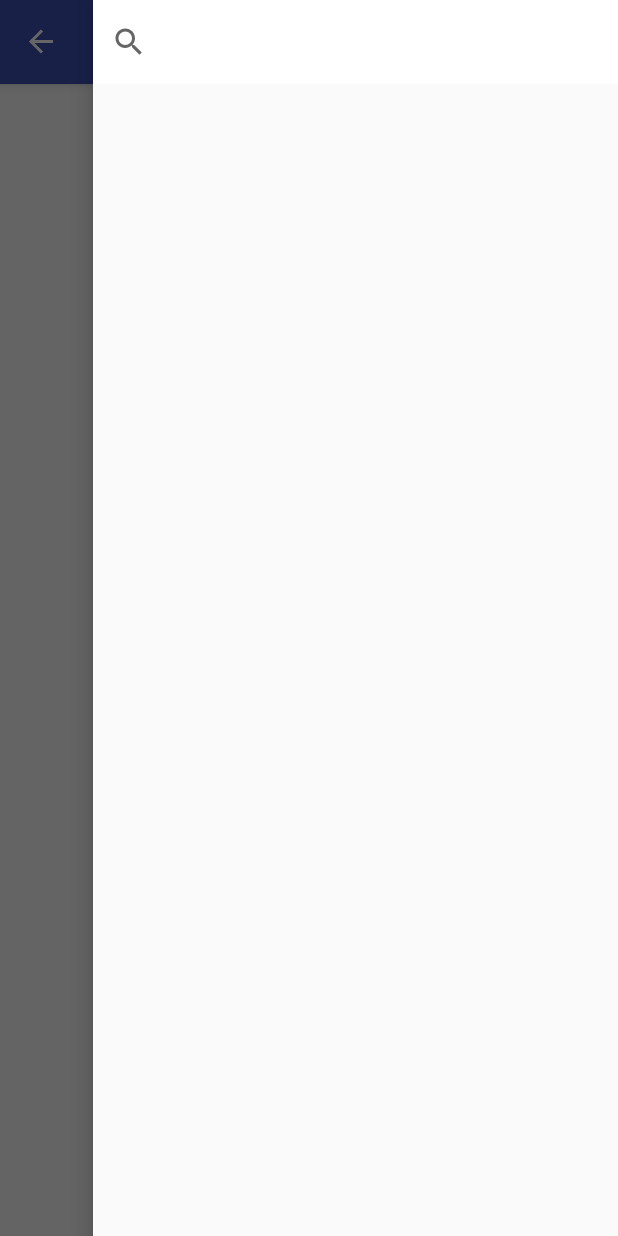
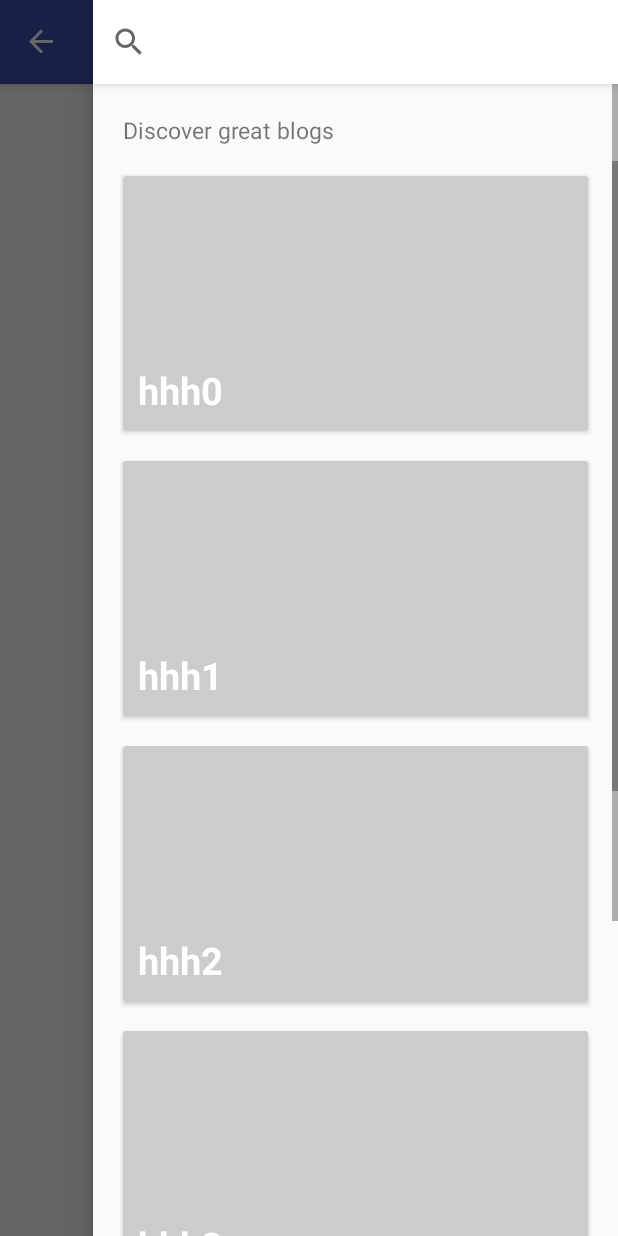
Before and after one commit to Abitalo/RSS-Aggregator, an Android app: the screen it shows after launch (MainActivity), after a tap on "ADD CONTENT", on a phone screen of 412 x 824 dp. Run offline under Robolectric (Android 15) with nearby library versions, the phone set to English and light mode, and no system bars; libraries missing offline, so code that uses them is left out: cn.bmob.v3; 2 statements that could not run were skipped; 1 other tap on this screen came first.

Commit message:
增加了右边的界面，后台逻辑还需要添加

```diff
--- a/app/src/main/java/com/abitalo/www/rss_aggregator/MainActivity.java
+++ b/app/src/main/java/com/abitalo/www/rss_aggregator/MainActivity.java
@@ -12,10 +12,10 @@ import android.view.Menu;
 import android.view.MenuItem;
 
 import com.abitalo.www.rss_aggregator.constants.Conf;
+import com.abitalo.www.rss_aggregator.view.NavDiscoveryView;
 import com.abitalo.www.rss_aggregator.view.WelcomeNav;
 
 import cn.bmob.v3.Bmob;
-
 
 public class MainActivity extends AppCompatActivity {
     //用于作为参数传给子线程，子线程使用该handler异步更新主线程UI或向主线程传送消息
@@ -51,6 +51,7 @@ public class MainActivity extends AppCompatActivity {
         toggle.syncState();
 
         fragmentManager.beginTransaction().add(R.id.nav_account, new WelcomeNav(), "account_nav").commit();
+        fragmentManager.beginTransaction().add(R.id.discovery_nav_view, new NavDiscoveryView(), "discovery_view").commit();
     }
 
     @Override
@@ -65,24 +66,18 @@ public class MainActivity extends AppCompatActivity {
 
     @Override
     public boolean onCreateOptionsMenu(Menu menu) {
-        // Inflate the menu; this adds items to the action bar if it is present.
         getMenuInflater().inflate(R.menu.dragger_main_menu, menu);
         return true;
     }
 
     @Override
     public boolean onOptionsItemSelected(MenuItem item) {
-        // Handle action bar item clicks here. The action bar will
-        // automatically handle clicks on the Home/Up button, so long
-        // as you specify a parent activity in AndroidManifest.xml.
         int id = item.getItemId();
 
-        //noinspection SimplifiableIfStatement
         if (id == R.id.action_settings) {
             return true;
         }
 
         return super.onOptionsItemSelected(item);
     }
-
 }
--- /dev/null
+++ b/app/src/main/java/com/abitalo/www/rss_aggregator/adapter/FacetAdapter.java
@@ -0,0 +1,81 @@
+package com.abitalo.www.rss_aggregator.adapter;
+
+import android.content.Context;
+import android.support.v4.app.FragmentManager;
+import android.support.v7.widget.RecyclerView;
+import android.util.Log;
+import android.view.LayoutInflater;
+import android.view.View;
+import android.view.ViewGroup;
+import android.widget.ImageView;
+import android.widget.TextView;
+
+import com.abitalo.www.rss_aggregator.R;
+import com.abitalo.www.rss_aggregator.model.Facet;
+
+import java.util.List;
+
+/**
+ * Created by sangzhenya on 2016/5/10.
+ * recycler适配器
+ */
+public class FacetAdapter extends RecyclerView.Adapter<FacetAdapter.ViewHolder> {
+    private Context context;
+    private List<Facet> facets;
+    private int line;
+
+    public FacetAdapter(Context context, List<Facet> facets,int line) {
+        this.context = context;
+        this.facets = facets;
+        this.line = line;
+    }
+
+    @Override
+    public ViewHolder onCreateViewHolder(ViewGroup parent, int viewType) {
+        View view = null;
+        if (line == 1){
+            view = LayoutInflater.from(parent.getContext()).inflate(R.layout.big_facet_card, parent, false);
+        }else if (line == 3){
+            view = LayoutInflater.from(parent.getContext()).inflate(R.layout.small_facet_card, parent, false);
+        }
+        final ViewHolder viewHolder = new ViewHolder(view);
+        view.setOnClickListener(new View.OnClickListener() {
+            @Override
+            public void onClick(View v) {
+                int position = viewHolder.getPosition();
+                showResource(position);
+            }
+        });
+        return viewHolder;
+    }
+
+    private void showResource(int position) {
+        //// TODO:跳转到具体源的页面 2016/5/10
+        Log.i("Discovery",facets.get(position).getFacetName());
+    }
+
+    @Override
+    public void onBindViewHolder(ViewHolder holder, int position) {
+        holder.tvFacetName.setText(facets.get(position).getFacetName());
+        //// TODO:需要添加图片的加载解析 2016/5/10
+    }
+
+    @Override
+    public int getItemCount() {
+        return facets.size();
+    }
+
+
+    public static class ViewHolder extends RecyclerView.ViewHolder{
+        public TextView tvFacetName;
+        public ImageView ivFacetImage;
+
+        public ViewHolder(View itemView) {
+            super(itemView);
+
+            tvFacetName = (TextView) itemView.findViewById(R.id.big_facet_card_title);
+//            ivFacetImage = (ImageView) itemView.findViewById(R.id.big_facet_card_image);
+
+        }
+    }
+}
--- /dev/null
+++ b/app/src/main/java/com/abitalo/www/rss_aggregator/model/Facet.java
@@ -0,0 +1,41 @@
+package com.abitalo.www.rss_aggregator.model;
+
+import cn.bmob.v3.BmobObject;
+
+/**
+ * Created by sangzhenya on 2016/5/9.
+ * 实体类
+ */
+public class Facet extends BmobObject {
+    private int id;
+    private String facetName;
+    private String backgroundUrl;
+
+    public Facet() {
+        this.setTableName("facet");
+    }
+
+    public int getId() {
+        return id;
+    }
+
+    public void setId(int id) {
+        this.id = id;
+    }
+
+    public String getFacetName() {
+        return facetName;
+    }
+
+    public void setFacetName(String facetName) {
+        this.facetName = facetName;
+    }
+
+    public String getBackgroundUrl() {
+        return backgroundUrl;
+    }
+
+    public void setBackgroundUrl(String backgroundUrl) {
+        this.backgroundUrl = backgroundUrl;
+    }
+}
--- a/app/src/main/java/com/abitalo/www/rss_aggregator/view/MainContentDemo.java
+++ b/app/src/main/java/com/abitalo/www/rss_aggregator/view/MainContentDemoView.java
@@ -13,7 +13,7 @@ import com.abitalo.www.rss_aggregator.R;
  * Created by sangzhenya on 2016/5/9.
  * 临时展示登录之后内容的界面
  */
-public class MainContentDemo extends Fragment {
+public class MainContentDemoView extends Fragment {
     @Nullable
     @Override
     public View onCreateView(LayoutInflater inflater, @Nullable ViewGroup container, @Nullable Bundle savedInstanceState) {
--- /dev/null
+++ b/app/src/main/java/com/abitalo/www/rss_aggregator/view/NavDiscoveryView.java
@@ -0,0 +1,113 @@
+package com.abitalo.www.rss_aggregator.view;
+
+import android.os.Bundle;
+import android.support.annotation.Nullable;
+import android.support.design.widget.Snackbar;
+import android.support.v4.app.Fragment;
+import android.support.v7.widget.GridLayoutManager;
+import android.support.v7.widget.LinearLayoutManager;
+import android.support.v7.widget.RecyclerView;
+import android.util.Log;
+import android.view.LayoutInflater;
+import android.view.View;
+import android.view.ViewGroup;
+import android.widget.Toast;
+
+import com.abitalo.www.rss_aggregator.R;
+import com.abitalo.www.rss_aggregator.adapter.FacetAdapter;
+import com.abitalo.www.rss_aggregator.model.Facet;
+
+import org.json.JSONArray;
+import org.json.JSONException;
+import org.json.JSONObject;
+
+import java.util.ArrayList;
+import java.util.List;
+
+import cn.bmob.v3.BmobQuery;
+import cn.bmob.v3.listener.FindCallback;
+
+/**
+ * Created by sangzhenya on 2016/5/10.
+ * 添加内容界面
+ */
+public class NavDiscoveryView extends Fragment {
+    View view = null;
+
+    @Nullable
+    @Override
+    public View onCreateView(LayoutInflater inflater, @Nullable ViewGroup container, @Nullable Bundle savedInstanceState) {
+        view = inflater.inflate(R.layout.nav_discovery, container, false);
+        initView();
+        return view;
+    }
+
+    private void initView() {
+        RecyclerView recyclerView = (RecyclerView) view.findViewById(R.id.discovery_recycler_card_view);
+        RecyclerView recyclerViewSmall = (RecyclerView) view.findViewById(R.id.discovery_recycler_card_view_small);
+
+        recyclerView.setLayoutManager(new LinearLayoutManager(getContext()));
+        recyclerViewSmall.setLayoutManager(new GridLayoutManager(getContext(), 3));
+
+//        List<Facet> facets = getFacets();
+        Log.i("NavDiscovery", "-----------------------------------------");
+        List<Facet> facets = new ArrayList<>();
+        List<Facet> facetsSmall = new ArrayList<>();
+        for (int i = 0; i < 9; i++){
+            Facet facet = new Facet();
+            facet.setFacetName("hhh"+i);
+            if (i < 6){
+                facets.add(facet);
+            }
+            facetsSmall.add(facet);
+        }
+        FacetAdapter facetListAdapter = new FacetAdapter(getContext(), facets, 1);
+        FacetAdapter facetListAdapterSmall = new FacetAdapter(getContext(), facetsSmall, 3);
+        recyclerView.setAdapter(facetListAdapter);
+        recyclerViewSmall.setAdapter(facetListAdapterSmall);
+
+    }
+
+    public JSONArray getJSONFacets() {
+        JSONArray jsonArray;
+        BmobQuery query = new BmobQuery("facet");
+        query.findObjects(getContext(), new FindCallback() {
+            @Override
+            public void onSuccess(JSONArray arg0) {
+//                jsonArray = arg0;
+            }
+
+
+            @Override
+            public void onFailure(int arg0, String arg1) {
+                showToast("查询失败:" + arg1);
+            }
+        });
+        return null;
+    }
+
+    private void showToast(String msg) {
+        Toast.makeText(getContext(), msg, Toast.LENGTH_SHORT).show();
+    }
+
+    /*public List<Facet> getFacets() {
+        getJSONFacets();
+        List<Facet> facets = new ArrayList<>();
+        for (int i = 0; i < 6; i++) {
+            try {
+                Facet facet = new Facet();
+                JSONObject jsonObject = (JSONObject) jsonArray.get(i);
+                facet.setId(Integer.parseInt(jsonObject.get("id").toString()));
+                facet.setFacetName(jsonObject.get("facetName").toString());
+//                        facet.setBackgroundUrl(jsonObject.get("facetImage").toString());
+
+                facets.add(facet);
+            } catch (JSONException e) {
+                e.printStackTrace();
+            }
+        }
+
+        Log.i("NavDiscovery", facets.size() + ":::0");
+        return facets;
+    }*/
+}
--- a/app/src/main/java/com/abitalo/www/rss_aggregator/view/SignInView.java
+++ b/app/src/main/java/com/abitalo/www/rss_aggregator/view/SignInView.java
@@ -94,7 +94,7 @@ public class SignInView extends Fragment implements View.OnClickListener, IAccou
         drawer.openDrawer(getActivity().findViewById(R.id.nav_account));
 
         FragmentManager fragmentManager = getFragmentManager();
-        fragmentManager.beginTransaction().replace(R.id.fragment_content, new MainContentDemo(), "Main content").commit();
+        fragmentManager.beginTransaction().replace(R.id.fragment_content, new MainContentDemoView(), "Main content").commit();
     }
 
     private void login() {
--- a/app/src/main/java/com/abitalo/www/rss_aggregator/view/SignUpView.java
+++ b/app/src/main/java/com/abitalo/www/rss_aggregator/view/SignUpView.java
@@ -40,6 +40,7 @@ public class SignUpView extends Fragment implements View.OnClickListener, IAccou
     @Override
     public View onCreateView(LayoutInflater inflater, @Nullable ViewGroup container, @Nullable Bundle savedInstanceState) {
         view = inflater.inflate(R.layout.sign_up_main, container, false);
+        //// TODO:需要更改UI界面，左边添加图标，下面添加手机。添加邮箱验证 2016/5/9
         initView();
         return view;
     }
@@ -117,6 +118,6 @@ public class SignUpView extends Fragment implements View.OnClickListener, IAccou
         drawer.openDrawer(getActivity().findViewById(R.id.nav_account));
 
         FragmentManager fragmentManager = getFragmentManager();
-        fragmentManager.beginTransaction().replace(R.id.fragment_content, new MainContentDemo(), "Main content").commit();
+        fragmentManager.beginTransaction().replace(R.id.fragment_content, new MainContentDemoView(), "Main content").commit();
     }
 }
--- a/app/src/main/java/com/abitalo/www/rss_aggregator/view/WelcomeNav.java
+++ b/app/src/main/java/com/abitalo/www/rss_aggregator/view/WelcomeNav.java
@@ -65,38 +65,4 @@ public class WelcomeNav extends Fragment implements View.OnClickListener {
         fragmentManager.beginTransaction().replace(R.id.fragment_content, new SignInView(), "sign_in").commit();
         drawer.closeDrawer(getActivity().findViewById(R.id.nav_account));
     }
-    /*private void showMenu(){//将来需要使用从云端获得的用户数据作为参数，然后使用adapter根据用户数据填充菜单。。
-        NavigationView navigationView=(NavigationView)getActivity().findViewById(R.id.nav_account);
-        navigationView.addView(new AccountNavigationView(getActivity()));
-        onDestroy();
-    }
-    @Override
-    public String getUserName() {
-        return username.getText().toString();
-    }
-
-    @Override
-    public String getPassword() {
-        return MD5Encrypt.parse(password.getText().toString());
-    }
-
-    @Override
-    public boolean onFailure(String msg) {
-        //getActivity().findViewById(R.id.content_coordinator
-        //用上面的可以滑掉，但不会显示在最上层
-        Snackbar.make(view,msg,Snackbar.LENGTH_SHORT).show();
-        return false;
-    }
-
-    @Override
-    public boolean onSuccess() {
-        showMenu();
-        Snackbar.make(view,"Success!",Snackbar.LENGTH_SHORT).show();
-        return false;
-    }
-
-    @Override
-    public Context getContext() {
-        return super.getContext();
-    }*/
 }
--- a/app/src/main/res/layout/activity_main.xml
+++ b/app/src/main/res/layout/activity_main.xml
@@ -41,7 +41,7 @@
         android:layout_height="match_parent"
         android:layout_gravity="end"
         android:fitsSystemWindows="false">
-        <include layout="@layout/nav_discovery"></include>
+        <!--<include layout="@layout/nav_discovery"></include>-->
     </android.support.design.widget.NavigationView>
 
 </android.support.v4.widget.DrawerLayout>
--- /dev/null
+++ b/app/src/main/res/layout/big_facet_card.xml
@@ -0,0 +1,39 @@
+<?xml version="1.0" encoding="utf-8"?>
+
+<android.support.v7.widget.CardView xmlns:android="http://schemas.android.com/apk/res/android"
+    xmlns:card_view="http://schemas.android.com/apk/res-auto"
+    android:id="@+id/card_view"
+    android:layout_width="match_parent"
+    android:layout_height="170dp"
+    android:layout_gravity="center"
+    android:layout_marginRight="20dp"
+    android:layout_marginLeft="20dp"
+    android:layout_marginTop="10dp"
+    android:layout_marginBottom="10dp"
+    android:foreground="?android:attr/selectableItemBackground"
+    card_view:cardCornerRadius="2dp"
+    card_view:cardElevation="2dp">
+
+    <RelativeLayout
+        android:layout_width="match_parent"
+        android:layout_height="match_parent">
+
+        <ImageView
+            android:id="@+id/big_facet_card_image"
+            android:layout_width="match_parent"
+            android:layout_height="match_parent"
+            android:background="#ccc" />
+
+        <TextView
+            android:id="@+id/big_facet_card_title"
+            android:layout_width="wrap_content"
+            android:layout_height="wrap_content"
+            android:layout_alignParentBottom="true"
+            android:layout_marginBottom="10dp"
+            android:layout_marginLeft="10dp"
+            android:textColor="#fff"
+            android:textSize="25sp"
+            android:textStyle="bold" />
+    </RelativeLayout>
+
+</android.support.v7.widget.CardView>
--- a/app/src/main/res/layout/nav_discovery.xml
+++ b/app/src/main/res/layout/nav_discovery.xml
@@ -10,12 +10,49 @@
 
     <!--建议重写-->
     <SearchView
+        android:id="@+id/discovery_search_view"
         android:layout_width="match_parent"
         android:layout_height="?attr/actionBarSize"
         android:background="@android:color/background_light"
         android:iconifiedByDefault="true"
+        android:elevation="5dp"
         android:queryHint="Search for RSS source">
 
     </SearchView>
 
+    <ScrollView
+        android:id="@+id/discovery_main_facet"
+        android:layout_width="wrap_content"
+        android:layout_height="wrap_content"
+        android:layout_alignParentStart="true"
+        android:layout_below="@+id/discovery_search_view">
+       <LinearLayout
+           android:layout_width="match_parent"
+           android:orientation="vertical"
+           android:layout_height="wrap_content">
+
+           <TextView
+               android:layout_marginTop="20dp"
+               android:layout_marginLeft="20dp"
+               android:textSize="15sp"
+               android:text="Discover great blogs"
+               android:layout_width="match_parent"
+               android:layout_height="wrap_content" />
+
+           <android.support.v7.widget.RecyclerView
+               android:layout_marginTop="10dp"
+               android:id="@+id/discovery_recycler_card_view"
+               android:layout_width="match_parent"
+               android:layout_height="wrap_content"
+               android:scrollbars="vertical" />
+
+           <android.support.v7.widget.RecyclerView
+               android:layout_margin="10dp"
+               android:id="@+id/discovery_recycler_card_view_small"
+               android:layout_width="match_parent"
+               android:layout_height="wrap_content"
+               android:scrollbars="vertical" />
+       </LinearLayout>
+
+    </ScrollView>
 </RelativeLayout>
```
Also changed, not shown: app/build.gradle (+4 -3 lines), app/src/main/java/com/abitalo/www/rss_aggregator/view/ForgetPasswordView.java (+7 -0 lines), app/src/main/res/layout/small_facet_card.xml (added, +35 -0 lines), 1 other file. Lines whose indentation alone changed are shown as unchanged.
